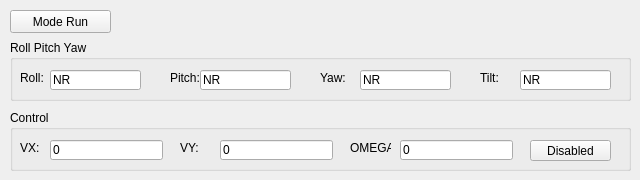
Above: software/GCSQt/mode_run.ui from tuannv-github/PIFer before the change. Below: the same form after it.
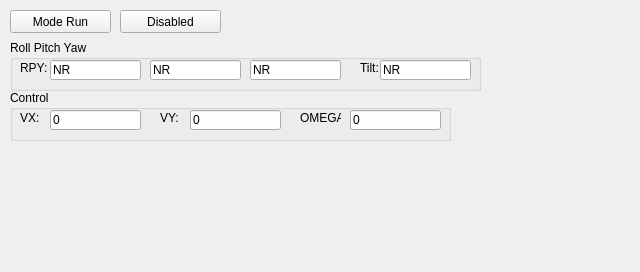
That is the form after the change.

What changed in the file:
```diff
--- a/software/GCSQt/mode_run.ui
+++ b/software/GCSQt/mode_run.ui
@@ -7,7 +7,7 @@
     <x>0</x>
     <y>0</y>
     <width>640</width>
-    <height>180</height>
+    <height>272</height>
    </rect>
   </property>
   <property name="windowTitle">
@@ -18,8 +18,8 @@
     <rect>
      <x>10</x>
      <y>40</y>
-     <width>621</width>
-     <height>61</height>
+     <width>471</width>
+     <height>51</height>
     </rect>
    </property>
    <property name="title">
@@ -29,20 +29,20 @@
     <property name="geometry">
      <rect>
       <x>10</x>
-      <y>30</y>
+      <y>20</y>
       <width>31</width>
       <height>16</height>
      </rect>
     </property>
     <property name="text">
-     <string>Roll:</string>
+     <string>RPY:</string>
     </property>
    </widget>
    <widget class="QLineEdit" name="txtBoxRoll">
     <property name="geometry">
      <rect>
       <x>40</x>
-      <y>30</y>
+      <y>20</y>
       <width>91</width>
       <height>20</height>
      </rect>
@@ -54,24 +54,11 @@
      <bool>true</bool>
     </property>
    </widget>
-   <widget class="QLabel" name="label_48">
-    <property name="geometry">
-     <rect>
-      <x>160</x>
-      <y>30</y>
-      <width>31</width>
-      <height>16</height>
-     </rect>
-    </property>
-    <property name="text">
-     <string>Pitch:</string>
-    </property>
-   </widget>
    <widget class="QLineEdit" name="txtBoxPitch">
     <property name="geometry">
      <rect>
-      <x>190</x>
-      <y>30</y>
+      <x>140</x>
+      <y>20</y>
       <width>91</width>
       <height>20</height>
      </rect>
@@ -83,24 +70,11 @@
      <bool>true</bool>
     </property>
    </widget>
-   <widget class="QLabel" name="label_54">
-    <property name="geometry">
-     <rect>
-      <x>310</x>
-      <y>30</y>
-      <width>31</width>
-      <height>16</height>
-     </rect>
-    </property>
-    <property name="text">
-     <string>Yaw:</string>
-    </property>
-   </widget>
    <widget class="QLineEdit" name="txtBoxYaw">
     <property name="geometry">
      <rect>
-      <x>350</x>
-      <y>30</y>
+      <x>240</x>
+      <y>20</y>
       <width>91</width>
       <height>20</height>
      </rect>
@@ -115,8 +89,8 @@
    <widget class="QLabel" name="label_79">
     <property name="geometry">
      <rect>
-      <x>470</x>
-      <y>30</y>
+      <x>350</x>
+      <y>20</y>
       <width>31</width>
       <height>16</height>
      </rect>
@@ -128,8 +102,8 @@
    <widget class="QLineEdit" name="txtb_tilt_1">
     <property name="geometry">
      <rect>
-      <x>510</x>
-      <y>30</y>
+      <x>370</x>
+      <y>20</y>
       <width>91</width>
       <height>20</height>
      </rect>
@@ -159,9 +133,9 @@
    <property name="geometry">
     <rect>
      <x>10</x>
-     <y>110</y>
-     <width>621</width>
-     <height>61</height>
+     <y>90</y>
+     <width>441</width>
+     <height>51</height>
     </rect>
    </property>
    <property name="title">
@@ -171,7 +145,7 @@
     <property name="geometry">
      <rect>
       <x>10</x>
-      <y>30</y>
+      <y>20</y>
       <width>31</width>
       <height>16</height>
      </rect>
@@ -184,8 +158,8 @@
     <property name="geometry">
      <rect>
       <x>40</x>
-      <y>30</y>
-      <width>113</width>
+      <y>20</y>
+      <width>91</width>
       <height>20</height>
      </rect>
     </property>
@@ -199,8 +173,8 @@
    <widget class="QLabel" name="label_62">
     <property name="geometry">
      <rect>
-      <x>170</x>
-      <y>30</y>
+      <x>150</x>
+      <y>20</y>
       <width>31</width>
       <height>16</height>
      </rect>
@@ -209,27 +183,11 @@
      <string>VY:</string>
     </property>
    </widget>
-   <widget class="QLineEdit" name="txtBoxVY">
-    <property name="geometry">
-     <rect>
-      <x>210</x>
-      <y>30</y>
-      <width>113</width>
-      <height>20</height>
-     </rect>
-    </property>
-    <property name="text">
-     <string>0</string>
-    </property>
-    <property name="readOnly">
-     <bool>true</bool>
-    </property>
-   </widget>
    <widget class="QLabel" name="label_63">
     <property name="geometry">
      <rect>
-      <x>340</x>
-      <y>30</y>
+      <x>290</x>
+      <y>20</y>
       <width>41</width>
       <height>16</height>
      </rect>
@@ -238,12 +196,28 @@
      <string>OMEGA:</string>
     </property>
    </widget>
+   <widget class="QLineEdit" name="txtBoxVY">
+    <property name="geometry">
+     <rect>
+      <x>180</x>
+      <y>20</y>
+      <width>91</width>
+      <height>20</height>
+     </rect>
+    </property>
+    <property name="text">
+     <string>0</string>
+    </property>
+    <property name="readOnly">
+     <bool>true</bool>
+    </property>
+   </widget>
    <widget class="QLineEdit" name="txtb_pidt_w">
     <property name="geometry">
      <rect>
-      <x>390</x>
-      <y>30</y>
-      <width>113</width>
+      <x>340</x>
+      <y>20</y>
+      <width>91</width>
       <height>20</height>
      </rect>
     </property>
@@ -254,19 +228,19 @@
      <bool>true</bool>
     </property>
    </widget>
-   <widget class="QPushButton" name="btn_control_enable">
-    <property name="geometry">
-     <rect>
-      <x>520</x>
-      <y>30</y>
-      <width>81</width>
-      <height>21</height>
-     </rect>
-    </property>
-    <property name="text">
-     <string>Disabled</string>
-    </property>
-   </widget>
+  </widget>
+  <widget class="QPushButton" name="btn_control_enable">
+   <property name="geometry">
+    <rect>
+     <x>120</x>
+     <y>10</y>
+     <width>101</width>
+     <height>23</height>
+    </rect>
+   </property>
+   <property name="text">
+    <string>Disabled</string>
+   </property>
   </widget>
  </widget>
  <resources/>
```
